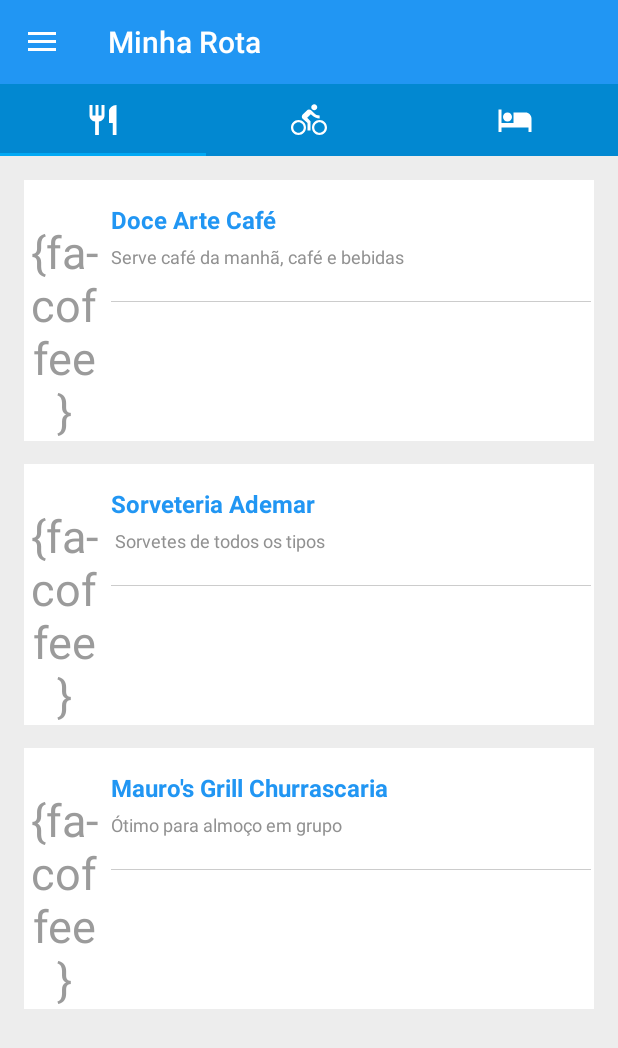
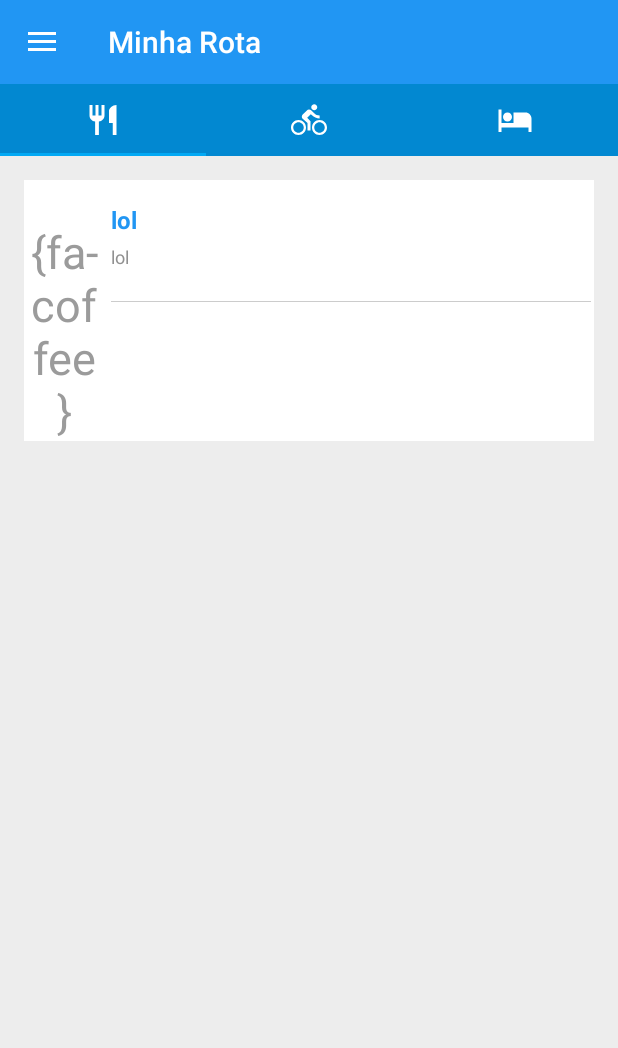
Before and after one commit to rotadasaguas/rda-android, an Android app: the AlimentacaoFragment screen opened directly, with no data from a screen before it, on a phone screen of 412 x 824 dp. Shown: the top 1048 px of the screen. Run offline under Robolectric (Android 15) with nearby library versions, the light colour scheme and no system bars; our stand-ins replace Firebase (no records; nobody signed in at launch, a user with empty details on screens opened directly); libraries missing offline, so code that uses them is left out: com.joanzapata.iconify; plain views replace IconTextView; 3 statements that could not run were skipped.

Commit message:
Correção de Bugs

```diff
--- a/app/src/main/java/to/dtech/rotadasaguas/MinhaRota.java
+++ b/app/src/main/java/to/dtech/rotadasaguas/MinhaRota.java
@@ -6,21 +6,16 @@ import android.support.design.widget.NavigationView;
 import android.support.design.widget.TabLayout;
 import android.support.v4.view.GravityCompat;
 import android.support.v4.widget.DrawerLayout;
-import android.support.v7.app.ActionBar;
 import android.support.v7.app.ActionBarDrawerToggle;
 import android.support.v7.app.AppCompatActivity;
 import android.support.v7.widget.Toolbar;
-
 import android.support.v4.app.Fragment;
 import android.support.v4.app.FragmentManager;
 import android.support.v4.app.FragmentPagerAdapter;
 import android.support.v4.view.ViewPager;
 import android.os.Bundle;
 import android.util.Log;
-import android.view.Menu;
-import android.view.MenuInflater;
 import android.view.MenuItem;
-
 import com.google.firebase.auth.FirebaseAuth;
 import com.google.firebase.database.DataSnapshot;
 import com.google.firebase.database.DatabaseError;
@@ -28,42 +23,22 @@ import com.google.firebase.database.DatabaseReference;
 import com.google.firebase.database.ValueEventListener;
 import com.joanzapata.iconify.Iconify;
 import com.joanzapata.iconify.fonts.FontAwesomeModule;
-
-import org.json.JSONArray;
-import org.json.JSONObject;
-
 import java.util.ArrayList;
-import java.util.List;
-
-import to.dtech.rotadasaguas.domain.Alimentacao;
 import to.dtech.rotadasaguas.domain.util.LibraryClass;
 import to.dtech.rotadasaguas.fragment.AlimentacaoFragment;
 import to.dtech.rotadasaguas.fragment.EsportesFragment;
 import to.dtech.rotadasaguas.fragment.LazerFragment;
 
-
 public class MinhaRota extends AppCompatActivity implements NavigationView.OnNavigationItemSelectedListener{
 
-    /**
-     * The {@link android.support.v4.view.PagerAdapter} that will provide
-     * fragments for each of the sections. We use a
-     * {@link FragmentPagerAdapter} derivative, which will keep every
-     * loaded fragment in memory. If this becomes too memory intensive, it
-     * may be best to switch to a
-     * {@link android.support.v4.app.FragmentStatePagerAdapter}.
-     */
     private SectionsPagerAdapter mSectionsPagerAdapter;
-
-    /**
-     * The {@link ViewPager} that will host the section contents.
-     */
-
     private Toolbar toolbar;
     private TabLayout tabLayout;
     private ViewPager mViewPager;
     private DatabaseReference mDatabase;
     private ProgressDialog pDialog;
 
+    public String urlJson = "";
 
     private int[] tabIcons = {
             R.drawable.ic_restaurant_black,
@@ -91,89 +66,6 @@ public class MinhaRota extends AppCompatActivity implements NavigationView.OnNav
         NavigationView navigationView = (NavigationView) findViewById(R.id.nav_view);
         navigationView.setNavigationItemSelectedListener(this);
 
-
-
-
-        // Create the adapter that will return a fragment for each of the three
-        // primary sections of the activity.
-        mSectionsPagerAdapter = new SectionsPagerAdapter(getSupportFragmentManager());
-
-        // Set up the ViewPager with the sections adapter.
-        mViewPager = (ViewPager) findViewById(R.id.container);
-        mViewPager.setAdapter(mSectionsPagerAdapter);
-
-        TabLayout tabLayout = (TabLayout) findViewById(R.id.tabs);
-        tabLayout.setupWithViewPager(mViewPager);
-        tabLayout.getTabAt(0).setIcon(tabIcons[0]);
-        tabLayout.getTabAt(1).setIcon(tabIcons[1]);
-        tabLayout.getTabAt(2).setIcon(tabIcons[2]);
-
-    }
-
-    /**
-     * A placeholder fragment containing a simple view.
-     */
-    public static class PlaceholderFragment extends Fragment {
-        /**
-         * The fragment argument representing the section number for this
-         * fragment.
-         */
-        private static final String ARG_SECTION_NUMBER = "section_number";
-
-        public PlaceholderFragment() {
-        }
-
-        /**
-         * Returns a new instance of this fragment for the given section
-         * number.
-         */
-        public static PlaceholderFragment newInstance(int sectionNumber) {
-            PlaceholderFragment fragment = new PlaceholderFragment();
-            Bundle args = new Bundle();
-            args.putInt(ARG_SECTION_NUMBER, sectionNumber);
-            fragment.setArguments(args);
-            return fragment;
-        }
-
-    }
-
-    /**
-     * A {@link FragmentPagerAdapter} that returns a fragment corresponding to
-     * one of the sections/tabs/pages.
-     */
-    public class SectionsPagerAdapter extends FragmentPagerAdapter {
-
-        public SectionsPagerAdapter(FragmentManager fm) {
-            super(fm);
-        }
-
-        @Override
-        public Fragment getItem(int position) {
-            switch (position) {
-                case 0:
-                    // Retorna a pagina de alimentação
-                    return new AlimentacaoFragment();
-                case 1:
-                    // Retorna a página Esportes
-                    return new EsportesFragment();
-                case 2:
-                    // Retorna a página lazer
-                    return new LazerFragment();
-            }
-
-            return null;
-        }
-
-        @Override
-        public int getCount() {
-            // Show 3 total pages.
-            return 3;
-        }
-
-    }
-
-    public List<Alimentacao> getSetCarList(int qtd){
-
         //FIREBASE DATABASE
         mDatabase = LibraryClass.getFirebase();
         final String userId = FirebaseAuth.getInstance().getCurrentUser().getUid();
@@ -184,13 +76,25 @@ public class MinhaRota extends AppCompatActivity implements NavigationView.OnNav
                         ArrayList marcadores = new ArrayList();
 
                         //CAPTURA OS VALORES DOS MARCADORES NO FIREBASE
-                        for (DataSnapshot data : dataSnapshot.child("marcadores").getChildren()){
+                        for (DataSnapshot data : dataSnapshot.child("marcadores").getChildren()) {
                             //INSERE OS VALORES NO ARRAY PARA USO NO WEB SERVICE
                             marcadores.add(data.getValue());
                         }
                         //REMOVE OS ESPAÇOS E [] DO ARRAY PARA IMPRIMIR A LISTA COMPLETA
                         String textMarcadores = marcadores.toString().replace("[", "").replace("]", "").replace(" ", "");
-                       System.out.println("http://localhost/rotadasaguas/ws-rota/index.php?c=Locais&s=listarPorTag&id=" + textMarcadores);
+                        urlJson = "http://siqueiradg.com.br/rotadasaguas/ws-rota/index.php?c=Locais&s=listarPorTag&id=" + textMarcadores;
+
+                        mSectionsPagerAdapter = new SectionsPagerAdapter(getSupportFragmentManager());
+
+                        // Set up the ViewPager with the sections adapter.
+                        mViewPager = (ViewPager) findViewById(R.id.container);
+                        mViewPager.setAdapter(mSectionsPagerAdapter);
+
+                        TabLayout tabLayout = (TabLayout) findViewById(R.id.tabs);
+                        tabLayout.setupWithViewPager(mViewPager);
+                        tabLayout.getTabAt(0).setIcon(tabIcons[0]);
+                        tabLayout.getTabAt(1).setIcon(tabIcons[1]);
+                        tabLayout.getTabAt(2).setIcon(tabIcons[2]);
                     }
 
                     @Override
@@ -200,31 +104,55 @@ public class MinhaRota extends AppCompatActivity implements NavigationView.OnNav
                 }
         );
 
-        String[] models = new String[]{"Doce Arte Café", "Sorveteria Ademar", "Mauro's Grill Churrascaria"};
-        String[] brands = new String[]{"Serve café da manhã, café e bebidas", " Sorvetes de todos os tipos", "Ótimo para almoço em grupo"};
-        String[] photos = new String[]{"{fa-coffee}", "{fa-bitbucket}", "{fa-cutlery}"};
-        List<Alimentacao> listAux = new ArrayList<>();
 
-        for(int i = 0; i < qtd; i++){
-            Alimentacao c = new Alimentacao( models[i % models.length], brands[ i % brands.length ], photos[i % models.length] );
-            listAux.add(c);
-        }
-        return(listAux);
     }
 
+    public class SectionsPagerAdapter extends FragmentPagerAdapter {
 
-    /*MENU LATERAL*/
+        public SectionsPagerAdapter(FragmentManager fm) {
+            super(fm);
+        }
+
+        @Override
+        public Fragment getItem(int position) {
+            Bundle args = new Bundle();
+            args.putString("url", urlJson);
+
+            switch (position) {
+                case 0:
+                    AlimentacaoFragment alimentacao = new AlimentacaoFragment();
+                    alimentacao.setArguments(args);
+
+                    return alimentacao;
+                case 1:
+                    EsportesFragment esportes = new EsportesFragment();
+                    esportes.setArguments(args);
+
+                    return esportes;
+                case 2:
+                    LazerFragment lazer = new LazerFragment();
+                    lazer.setArguments(args);
+
+                    return lazer;
+            }
+
+            return null;
+        }
+
+        @Override
+        public int getCount() {
+            return 3;
+        }
+
+    }
+
     @Override
     public void onBackPressed() {
 
     }
 
-
     @Override
     public boolean onOptionsItemSelected(MenuItem item) {
-        // Handle action bar item clicks here. The action bar will
-        // automatically handle clicks on the Home/Up button, so long
-        // as you specify a parent activity in AndroidManifest.xml.
         int id = item.getItemId();
 
         return super.onOptionsItemSelected(item);
@@ -233,7 +161,6 @@ public class MinhaRota extends AppCompatActivity implements NavigationView.OnNav
     @SuppressWarnings("StatementWithEmptyBody")
     @Override
     public boolean onNavigationItemSelected(MenuItem item) {
-        // Handle navigation view item clicks here.
         int id = item.getItemId();
 
         if (id == R.id.nav_minhaRota) {
--- a/app/src/main/java/to/dtech/rotadasaguas/adapter/AlimentacaoAdapter.java
+++ b/app/src/main/java/to/dtech/rotadasaguas/adapter/AlimentacaoAdapter.java
@@ -15,16 +15,16 @@ import java.util.List;
 
 import to.dtech.rotadasaguas.LocalActivity;
 import to.dtech.rotadasaguas.R;
+import to.dtech.rotadasaguas.domain.ItemLocal;
 import to.dtech.rotadasaguas.interfaces.RecyclerViewOnClickListenerHack;
-import to.dtech.rotadasaguas.domain.Alimentacao;
 
 public class AlimentacaoAdapter extends RecyclerView.Adapter<AlimentacaoAdapter.MyViewHolder> {
-    private List<Alimentacao> mList;
+    private List<ItemLocal> mList;
     private LayoutInflater mLayoutInflater;
     private RecyclerViewOnClickListenerHack mRecyclerViewOnClickListenerHack;
 
 
-    public AlimentacaoAdapter(Context c, List<Alimentacao> l){
+    public AlimentacaoAdapter(Context c, List<ItemLocal> l){
         mList = l;
         mLayoutInflater = (LayoutInflater) c.getSystemService(Context.LAYOUT_INFLATER_SERVICE);
     }
@@ -42,8 +42,8 @@ public class AlimentacaoAdapter extends RecyclerView.Adapter<AlimentacaoAdapter.
     public void onBindViewHolder(MyViewHolder myViewHolder, int position) {
         Log.i("LOG", "onBindViewHolder()");
         myViewHolder.ivCar.setText( mList.get(position).getPhoto() );
-        myViewHolder.tvModel.setText(mList.get(position).getModel() );
-        myViewHolder.tvBrand.setText( mList.get(position).getBrand() );
+        myViewHolder.tvModel.setText(mList.get(position).getNome() );
+        myViewHolder.tvBrand.setText( mList.get(position).getDescricao() );
     }
 
     @Override
@@ -57,7 +57,7 @@ public class AlimentacaoAdapter extends RecyclerView.Adapter<AlimentacaoAdapter.
     }
 
 
-    public void addListItem(Alimentacao c, int position){
+    public void addListItem(ItemLocal c, int position){
         mList.add(c);
         notifyItemInserted(position);
     }
--- a/app/src/main/java/to/dtech/rotadasaguas/domain/Alimentacao.java
+++ /dev/null
@@ -1,40 +0,0 @@
-package to.dtech.rotadasaguas.domain;
-
-public class Alimentacao {
-    private String model;
-    private String brand;
-    private String photo;
-
-
-    public Alimentacao(){}
-    public Alimentacao(String m, String b, String p){
-        model = m;
-        brand = b;
-        photo = p;
-    }
-
-
-    public String getModel() {
-        return model;
-    }
-
-    public void setModel(String model) {
-        this.model = model;
-    }
-
-    public String getBrand() {
-        return brand;
-    }
-
-    public void setBrand(String brand) {
-        this.brand = brand;
-    }
-
-    public String getPhoto() {
-        return photo;
-    }
-
-    public void setPhoto(String photo) {
-        this.photo = photo;
-    }
-}
--- /dev/null
+++ b/app/src/main/java/to/dtech/rotadasaguas/domain/ItemLocal.java
@@ -0,0 +1,48 @@
+package to.dtech.rotadasaguas.domain;
+
+public class ItemLocal {
+    private String nome;
+    private String descricao;
+    private String photo;
+    private String endereco;
+
+
+    public ItemLocal(){}
+    public ItemLocal(String n, String d, String e){
+        nome = n;
+        descricao = d;
+        endereco = e;
+    }
+
+    public String getNome() {
+        return nome;
+    }
+
+    public void setNome(String nome) {
+        this.nome = nome;
+    }
+
+    public String getDescricao() {
+        return descricao;
+    }
+
+    public void setDescricao(String descricao) {
+        this.descricao = descricao;
+    }
+
+    public String getPhoto() {
+        return photo;
+    }
+
+    public void setPhoto(String photo) {
+        this.photo = photo;
+    }
+
+    public String getEndereco() {
+        return endereco;
+    }
+
+    public void setEndereco(String endereco) {
+        this.endereco = endereco;
+    }
+}
--- a/app/src/main/java/to/dtech/rotadasaguas/fragment/AlimentacaoFragment.java
+++ b/app/src/main/java/to/dtech/rotadasaguas/fragment/AlimentacaoFragment.java
@@ -1,28 +1,33 @@
 package to.dtech.rotadasaguas.fragment;
 
-import android.content.Intent;
 import android.os.Bundle;
 import android.support.v4.app.Fragment;
 import android.support.v7.widget.LinearLayoutManager;
 import android.support.v7.widget.RecyclerView;
+import android.util.Log;
 import android.view.LayoutInflater;
 import android.view.View;
 import android.view.ViewGroup;
 
+import java.util.ArrayList;
 import java.util.List;
 
-import to.dtech.rotadasaguas.LocalActivity;
 import to.dtech.rotadasaguas.MinhaRota;
 import to.dtech.rotadasaguas.R;
 import to.dtech.rotadasaguas.adapter.AlimentacaoAdapter;
-import to.dtech.rotadasaguas.domain.Alimentacao;
+import to.dtech.rotadasaguas.domain.ItemLocal;
 import to.dtech.rotadasaguas.interfaces.RecyclerViewOnClickListenerHack;
 
 public class AlimentacaoFragment extends Fragment implements RecyclerViewOnClickListenerHack {
 
     private RecyclerView mRecyclerView;
-    private List<Alimentacao> mList;
+    private List<ItemLocal> mList;
 
+    private List<String> listaDeDadosNomes = new ArrayList<String>();
+    private List<String> listaDeDadosDesc = new ArrayList<String>();
+    private List<String> listaDeDadosEnd = new ArrayList<String>();
+
+    private String tags;
 
     @Override
     public View onCreateView(LayoutInflater inflater, ViewGroup container,
@@ -32,6 +37,9 @@ public class AlimentacaoFragment extends Fragment implements RecyclerViewOnClick
 
         mRecyclerView = (RecyclerView) rootView.findViewById(R.id.rv_alimentacao);
         mRecyclerView.setHasFixedSize(true);
+
+        Log.d("Dentro", getArguments().getString("url").toString());
+
        /* mRecyclerView.setOnScrollListener(new RecyclerView.OnScrollListener() {
             @Override
             public void onScrollStateChanged(RecyclerView recyclerView, int newState) {
@@ -46,7 +54,7 @@ public class AlimentacaoFragment extends Fragment implements RecyclerViewOnClick
                 AlimentacaoAdapter adapter = (AlimentacaoAdapter) mRecyclerView.getAdapter();
 
                 if (mList.size() == llm.findLastCompletelyVisibleItemPosition() + 1) {
-                    List<Alimentacao> listAux = ((MinhaRota) getActivity()).getSetCarList(10);
+                    List<ItemLocal> listAux = ((MinhaRota) getActivity()).getSetCarList(10);
 
                     for (int i = 0; i < listAux.size(); i++) {
                         adapter.addListItem(listAux.get(i), mList.size());
@@ -60,7 +68,7 @@ public class AlimentacaoFragment extends Fragment implements RecyclerViewOnClick
         llm.setOrientation(LinearLayoutManager.VERTICAL);
         mRecyclerView.setLayoutManager(llm);
 
-        mList = ((MinhaRota) getActivity()).getSetCarList(3);
+        mList = getLocaisAlimentacao();
         AlimentacaoAdapter adapter = new AlimentacaoAdapter(getActivity(), mList);
         adapter.setRecyclerViewOnClickListenerHack(this);
         mRecyclerView.setAdapter( adapter );
@@ -74,4 +82,17 @@ public class AlimentacaoFragment extends Fragment implements RecyclerViewOnClick
         adapter.removeListItem(position);*/
     }
 
+    public List<ItemLocal> getLocaisAlimentacao(){
+
+        List<ItemLocal> listAux = new ArrayList<>();
+        listaDeDadosNomes.add("lol");
+        listaDeDadosDesc.add("lol");
+        listaDeDadosEnd.add("lol");
+
+        for(int i = 0; i <= listaDeDadosNomes.size()-1; i++){
+            ItemLocal c = new ItemLocal( listaDeDadosNomes.get(i), listaDeDadosDesc.get(i), listaDeDadosEnd.get(i) );
+            listAux.add(c);
+        }
+        return(listAux);
+    }
 }
```
Also changed, not shown: app/src/main/res/values/strings.xml (+8 -8 lines).
